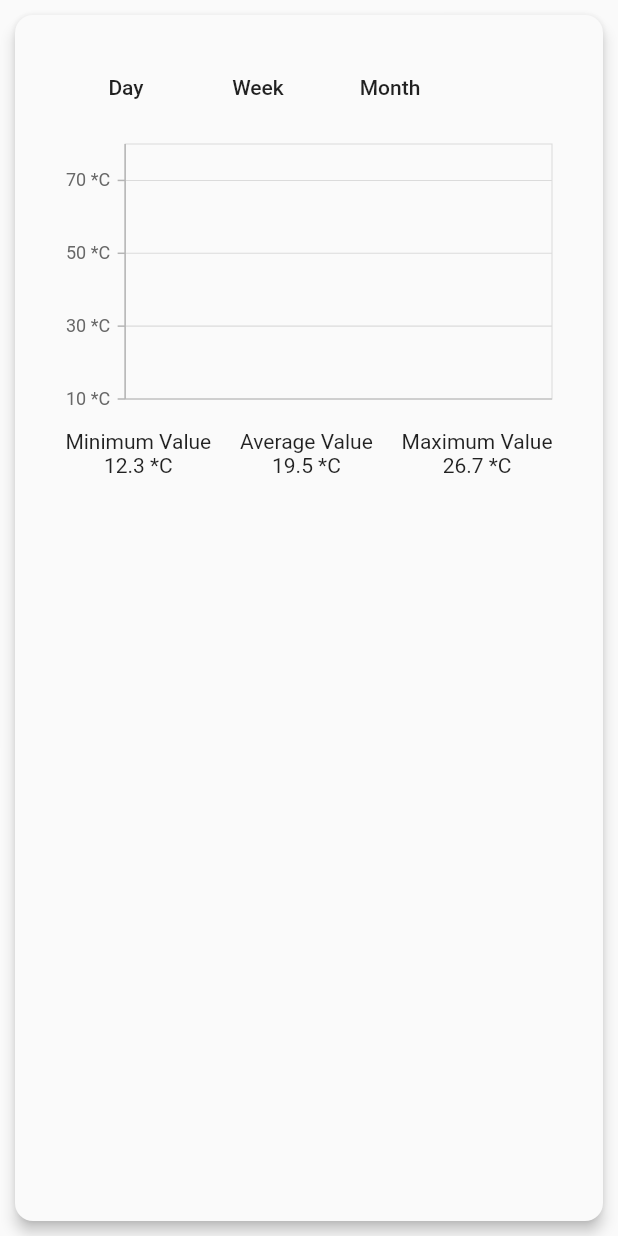
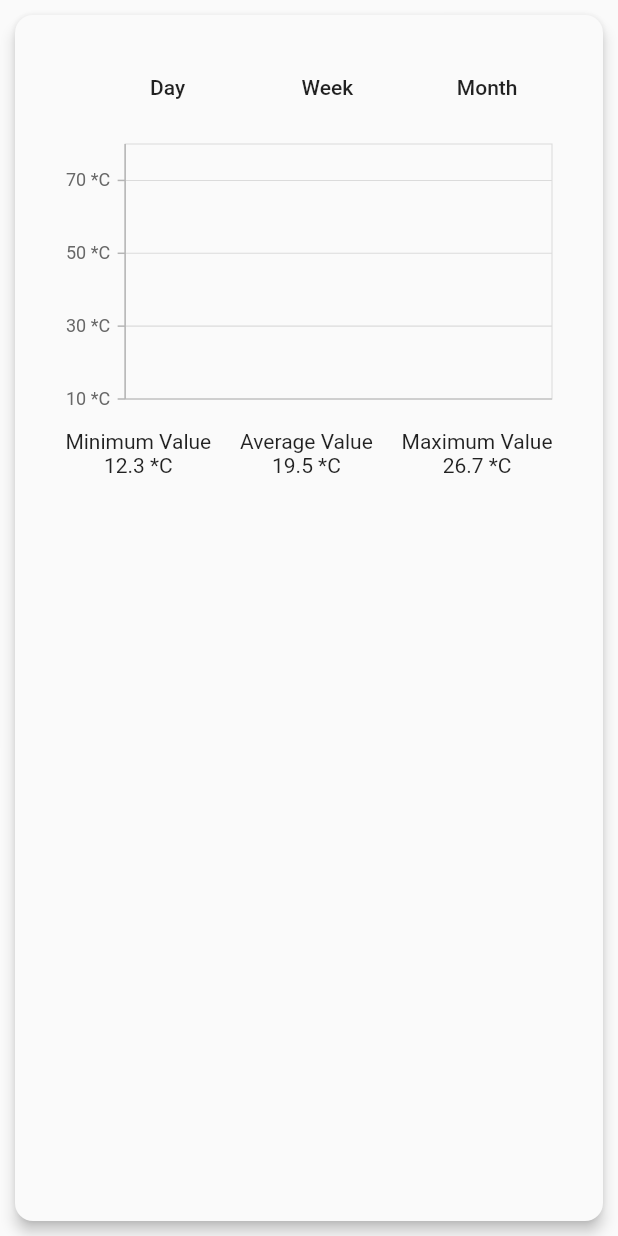
Before and after one commit to ozgenbaris1/WhiteHouse, a Flutter app: the ChartItem widget shown alone on an empty page, opened directly with empty values, on a phone screen of 412 x 824 dp. Run offline on Flutter 3.47's test engine with Material 2 defaults, Android fonts, the phone set to English and light mode, and no system bars; our stand-ins replace syncfusion_flutter_charts; network calls fail; statements that could not run were skipped.

```diff
--- a/white_house_app/lib/providers/SensorSummaryProvider.dart
+++ b/white_house_app/lib/providers/SensorSummaryProvider.dart
@@ -1,8 +1,6 @@
 import 'package:flutter/cupertino.dart';
 import 'package:white_house_app/helpers/API.dart';
-import 'package:white_house_app/models/Sensor.dart';
 import 'package:white_house_app/models/SensorData.dart';
-import 'package:white_house_app/models/SensorSummary.dart';
 
 class SensorSummaryProvider extends ChangeNotifier {
   List<SensorData> sensorData;
--- a/white_house_app/lib/screens/SensorScreen.dart
+++ b/white_house_app/lib/screens/SensorScreen.dart
@@ -1,13 +1,9 @@
 import 'package:flutter/cupertino.dart';
 import 'package:flutter/material.dart';
 import 'package:provider/provider.dart';
-import 'package:white_house_app/models/Device.dart';
 import 'package:white_house_app/models/SensorData.dart';
-import 'package:white_house_app/providers/DeviceProvider.dart';
 import 'package:white_house_app/providers/SensorSummaryProvider.dart';
 import 'package:white_house_app/widgets/ChartItem.dart';
-import 'package:white_house_app/widgets/DeviceList.dart';
-import 'package:white_house_app/widgets/SensorSummaryList.dart';
 
 class SensorScreen extends StatefulWidget {
   int deviceID;
--- a/white_house_app/lib/widgets/ChartItem.dart
+++ b/white_house_app/lib/widgets/ChartItem.dart
@@ -1,4 +1,3 @@
-import 'package:charts_flutter/flutter.dart' as chart;
 import 'package:flutter/material.dart';
 import 'package:white_house_app/models/SensorData.dart';
 import 'package:white_house_app/widgets/Chart.dart';
@@ -54,33 +53,17 @@ class ChartItem extends StatelessWidget {
                           ),
                         ],
                       ),
-                      Expanded(
-                        child: Row(
-                          children: <Widget>[
-                            Container(
-                              child: Wrap(
-                                children: <Widget>[
                       FlatButton(
                         onPressed: () {},
                         child: Text("Day"),
                       ),
-                                ],
-                              ),
-                            ),
-                            Container(
-                              child: FlatButton(
+                      FlatButton(
                         onPressed: () {},
                         child: Text("Week"),
                       ),
-                            ),
-                            Container(
-                              child: FlatButton(
+                      FlatButton(
                         onPressed: () {},
                         child: Text("Month"),
-                              ),
-                            ),
-                          ],
-                        ),
                       ),
                     ],
                   ),
--- a/white_house_app/lib/widgets/DeviceItem.dart
+++ b/white_house_app/lib/widgets/DeviceItem.dart
@@ -1,11 +1,7 @@
 import 'package:flutter/cupertino.dart';
 import 'package:flutter/material.dart';
 import 'package:flutter/rendering.dart';
-import 'package:white_house_app/models/Device.dart';
 import 'package:white_house_app/models/DeviceSummary.dart';
-import 'package:white_house_app/models/SensorData.dart';
-import 'package:white_house_app/screens/SensorScreen.dart';
-import 'package:white_house_app/widgets/SensorItem.dart';
 import 'package:white_house_app/widgets/SensorList.dart';
 
 class DeviceItem extends StatelessWidget {
@@ -71,7 +67,7 @@ class DeviceItem extends StatelessWidget {
                     height: 20,
                   ),
                   SensorList(
-                    deviceID : deviceSummary.device.deviceID,
+                    deviceID: deviceSummary.device.deviceID,
                     sensorList: deviceSummary.sensorDataList,
                   ),
                 ],
--- a/white_house_app/lib/widgets/SensorSummaryItem.dart
+++ b/white_house_app/lib/widgets/SensorSummaryItem.dart
@@ -1,8 +1,5 @@
 import 'package:flutter/material.dart';
-import 'package:white_house_app/models/Sensor.dart';
 import 'package:white_house_app/models/SensorData.dart';
-import 'package:white_house_app/models/SensorSummary.dart';
-import 'package:white_house_app/widgets/SensorItem.dart';
 
 class SensorSummaryItem extends StatelessWidget {
   SensorData sensorSummary;
--- a/white_house_app/lib/widgets/SensorSummaryList.dart
+++ b/white_house_app/lib/widgets/SensorSummaryList.dart
@@ -1,7 +1,5 @@
 import 'package:flutter/material.dart';
 import 'package:white_house_app/models/SensorData.dart';
-import 'package:white_house_app/models/SensorSummary.dart';
-import 'package:white_house_app/widgets/SensorItem.dart';
 import 'package:white_house_app/widgets/SensorSummaryItem.dart';
 
 class SensorSummaryList extends StatelessWidget {
--- a/white_house_app/pubspec.yaml
+++ b/white_house_app/pubspec.yaml
@@ -27,8 +27,7 @@ dependencies:
   flutter_svg: 0.17.1
   provider: ^4.0.2
   http: ^0.12.0+4
-  syncfusion_flutter_charts: 17.4.51
-  charts_flutter: 0.9.0
+  syncfusion_flutter_charts: ^17.4.46
 
 
 dev_dependencies:
```
Also changed, not shown: white_house_app/pubspec.lock, 7 other files. Lines whose indentation alone changed are shown as unchanged.
